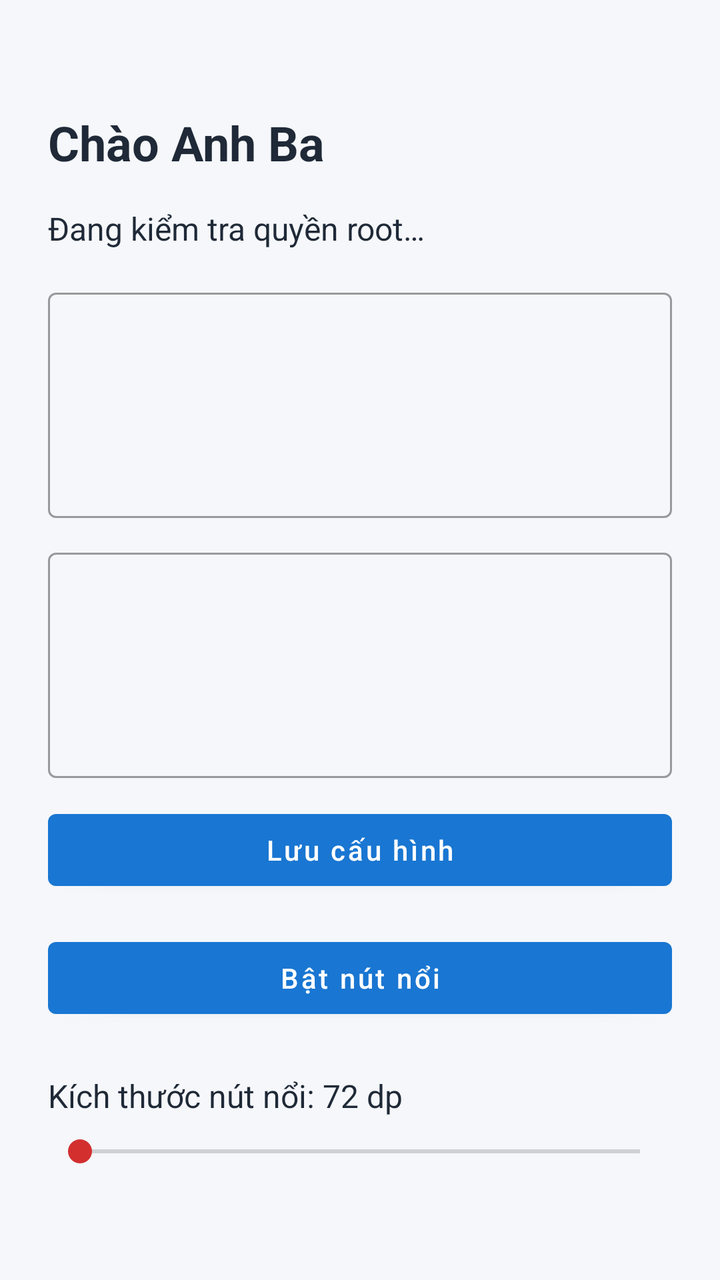
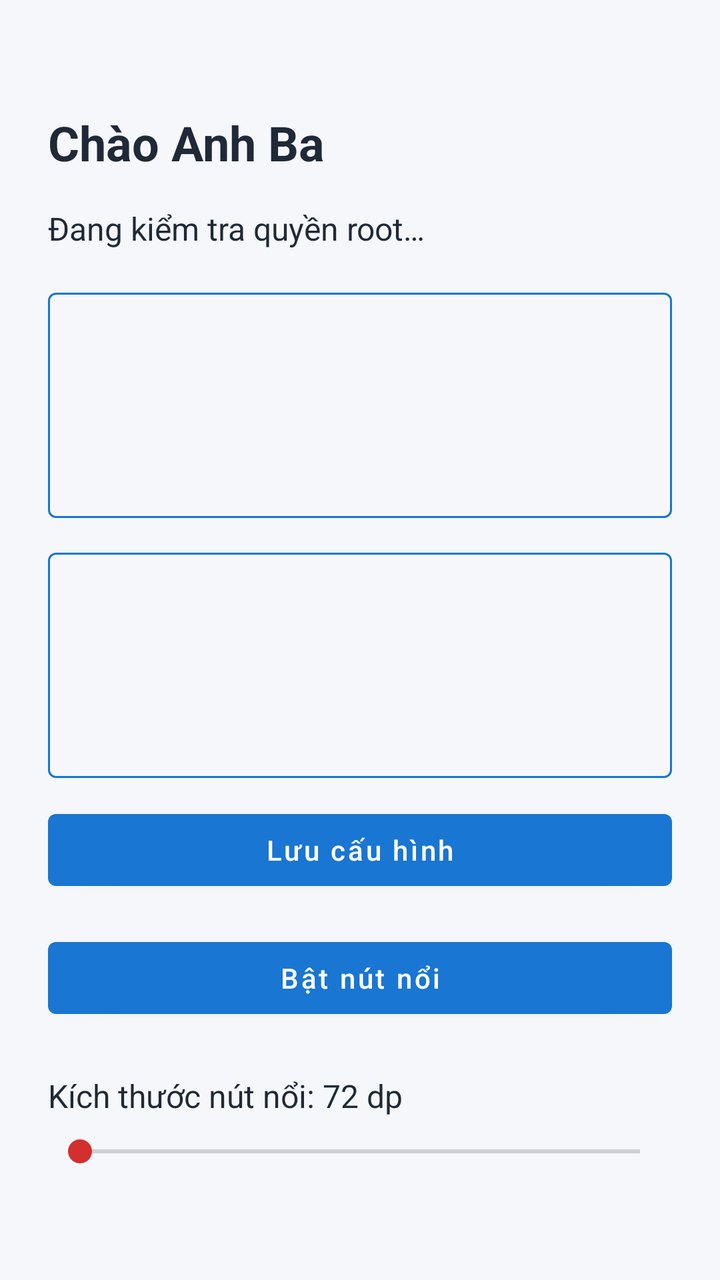

Two renders of the same Android screen: before a commit and after it. Below are the layout's source before the change and the commit's diff.
<!-- AndroidManifest.xml: application theme Theme.NutNoi -->
<!-- res/layout/activity_main.xml -->
<?xml version="1.0" encoding="utf-8"?>
<ScrollView xmlns:android="http://schemas.android.com/apk/res/android"
    android:layout_width="match_parent"
    android:layout_height="match_parent"
    android:fillViewport="true"
    android:background="#F5F7FA">

    <LinearLayout
        android:layout_width="match_parent"
        android:layout_height="wrap_content"
        android:orientation="vertical"
        android:padding="24dp"
        android:gravity="center_vertical">

        <TextView
            android:layout_width="match_parent"
            android:layout_height="wrap_content"
            android:text="@string/greeting"
            android:textColor="#1F2937"
            android:textSize="24sp"
            android:textStyle="bold"
            android:layout_marginBottom="16dp" />

        <TextView
            android:id="@+id/rootStatus"
            android:layout_width="match_parent"
            android:layout_height="wrap_content"
            android:text="@string/root_status_checking"
            android:textColor="#1F2937"
            android:textSize="16sp"
            android:paddingBottom="16dp" />

        <com.google.android.material.textfield.TextInputLayout
            android:layout_width="match_parent"
            android:layout_height="wrap_content"
            android:layout_marginBottom="12dp"
            style="@style/Widget.MaterialComponents.TextInputLayout.OutlinedBox">

            <com.google.android.material.textfield.TextInputEditText
                android:id="@+id/blockCommandsInput"
                android:layout_width="match_parent"
                android:layout_height="wrap_content"
                android:gravity="top|start"
                android:inputType="textMultiLine|textNoSuggestions"
                android:minLines="4"
                android:maxLines="8"
                android:scrollbars="vertical"
                android:textColor="#1F2937"
                android:textStyle="bold" />
        </com.google.android.material.textfield.TextInputLayout>

        <com.google.android.material.textfield.TextInputLayout
            android:layout_width="match_parent"
            android:layout_height="wrap_content"
            android:layout_marginBottom="12dp"
            style="@style/Widget.MaterialComponents.TextInputLayout.OutlinedBox">

            <com.google.android.material.textfield.TextInputEditText
                android:id="@+id/unblockCommandsInput"
                android:layout_width="match_parent"
                android:layout_height="wrap_content"
                android:gravity="top|start"
                android:inputType="textMultiLine|textNoSuggestions"
                android:minLines="4"
                android:maxLines="8"
                android:scrollbars="vertical"
                android:textColor="#1F2937"
                android:textStyle="bold" />
        </com.google.android.material.textfield.TextInputLayout>

        <Button
            android:id="@+id/btnSaveCommands"
            android:layout_width="match_parent"
            android:layout_height="wrap_content"
            android:text="@string/save_configuration"
            android:textAllCaps="false"
            android:layout_marginBottom="16dp" />

        <Button
            android:id="@+id/btnToggleOverlay"
            android:layout_width="match_parent"
            android:layout_height="wrap_content"
            android:text="@string/enable_button"
            android:textAllCaps="false"
            android:layout_marginBottom="24dp" />

        <TextView
            android:id="@+id/overlaySizeLabel"
            android:layout_width="match_parent"
            android:layout_height="wrap_content"
            android:labelFor="@id/overlaySizeSeekBar"
            android:text="@string/overlay_size_value_default"
            android:textColor="#1F2937"
            android:textSize="16sp"
            android:paddingBottom="8dp" />

        <SeekBar
            android:id="@+id/overlaySizeSeekBar"
            android:layout_width="match_parent"
            android:layout_height="wrap_content"
            android:contentDescription="@string/overlay_size_label" />
    </LinearLayout>
</ScrollView>
<!-- resources referenced by this layout -->
<resources>
  <string name="enable_button">Bật nút nổi</string>
  <string name="greeting">Chào Anh Ba</string>
  <string name="overlay_size_label">Kích thước nút nổi</string>
  <string name="overlay_size_value_default">Kích thước nút nổi: 72 dp</string>
  <string name="root_status_checking">Đang kiểm tra quyền root…</string>
  <string name="save_configuration">Lưu cấu hình</string>
  <style name="Theme.NutNoi" parent="Theme.MaterialComponents.DayNight.NoActionBar">
          <item name="colorPrimary">#1976D2</item>
          <item name="colorPrimaryDark">#1565C0</item>
          <item name="colorAccent">#D32F2F</item>
          <item name="android:statusBarColor">@android:color/transparent</item>
          <item name="android:navigationBarColor">@android:color/transparent</item>
      </style>
</resources>

<!-- the commit's change to res/layout/activity_main.xml (unified diff, before → after) -->
@@ -1,5 +1,6 @@
 <?xml version="1.0" encoding="utf-8"?>
 <ScrollView xmlns:android="http://schemas.android.com/apk/res/android"
+    xmlns:app="http://schemas.android.com/apk/res-auto"
     android:layout_width="match_parent"
     android:layout_height="match_parent"
     android:fillViewport="true"
@@ -34,6 +35,7 @@
             android:layout_width="match_parent"
             android:layout_height="wrap_content"
             android:layout_marginBottom="12dp"
+            app:boxStrokeColor="@color/command_box_stroke"
             style="@style/Widget.MaterialComponents.TextInputLayout.OutlinedBox">
 
             <com.google.android.material.textfield.TextInputEditText
@@ -53,6 +55,7 @@
             android:layout_width="match_parent"
             android:layout_height="wrap_content"
             android:layout_marginBottom="12dp"
+            app:boxStrokeColor="@color/command_box_stroke"
             style="@style/Widget.MaterialComponents.TextInputLayout.OutlinedBox">
 
             <com.google.android.material.textfield.TextInputEditText
